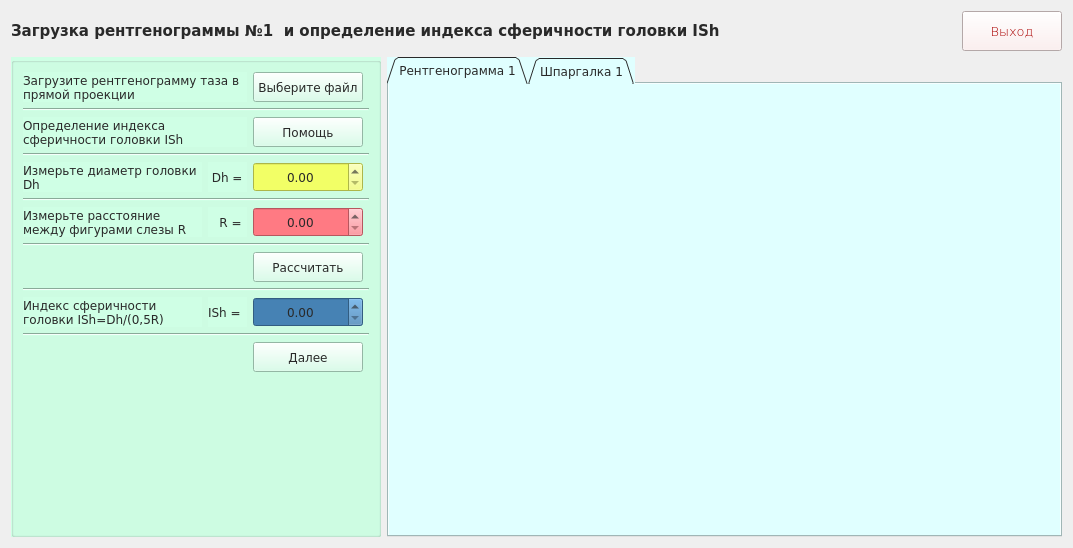
Before: the Qt Designer form Medic/forms/ui/form1.ui in W3STi/Medical-calculate-programm, drawn with Qt 5.
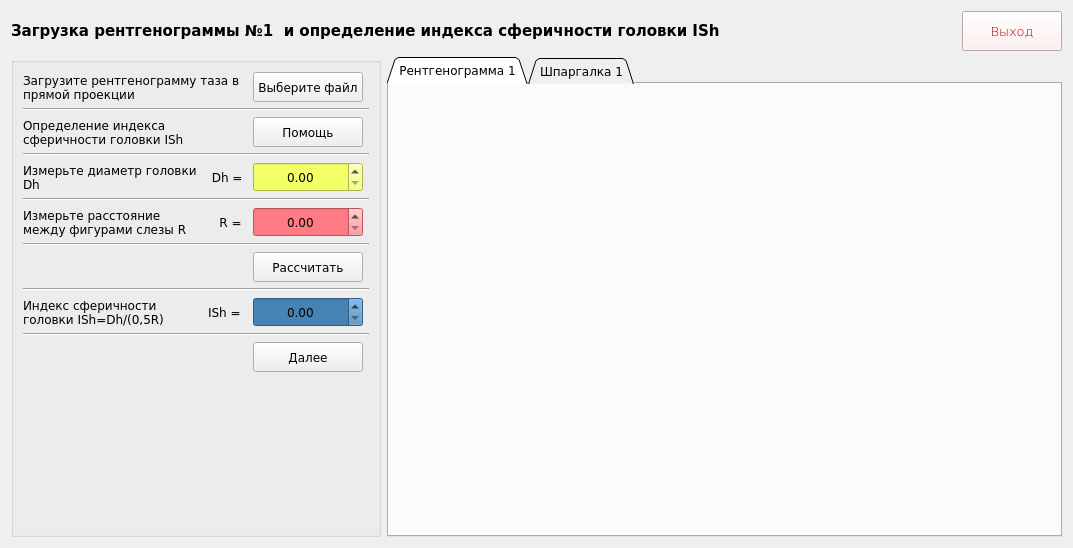
After: the same form once the commit is applied.

What changed in the file:
```diff
--- a/Medic/forms/ui/form1.ui
+++ b/Medic/forms/ui/form1.ui
@@ -14,8 +14,7 @@
    <string>Form</string>
   </property>
   <property name="styleSheet">
-   <string notr="true">font-family: Verdana;
-color: #292929;</string>
+   <string notr="true"/>
   </property>
   <layout class="QGridLayout" name="gridLayout">
    <item row="0" column="2">
@@ -102,7 +101,7 @@
       <bool>false</bool>
      </property>
      <property name="styleSheet">
-      <string notr="true">background-color: #cfffe5;</string>
+      <string notr="true"/>
      </property>
      <property name="title">
       <string/>
@@ -538,7 +537,7 @@
       </font>
      </property>
      <property name="styleSheet">
-      <string notr="true">background-color: #E0FFFF;</string>
+      <string notr="true"/>
      </property>
      <property name="tabShape">
       <enum>QTabWidget::Triangular</enum>
```
